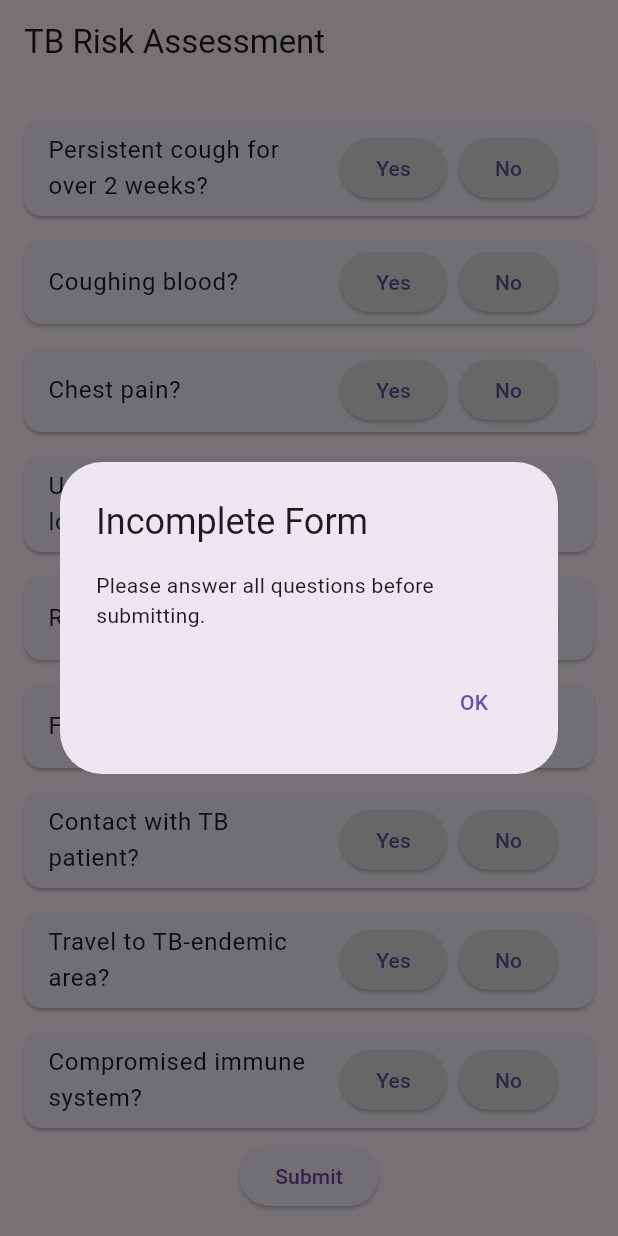
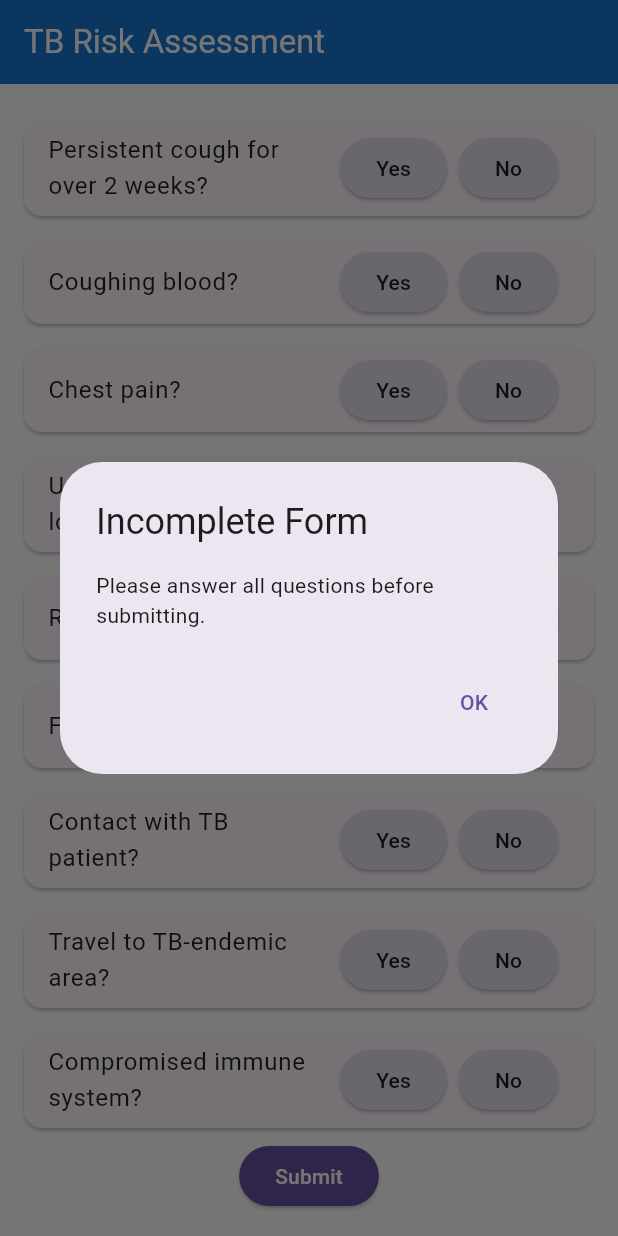
Before and after one commit to AmmadIrshad/FYP_Tb-Detection-, a Flutter app: the screen it shows after launch, after a tap on "Submit", on a phone screen of 412 x 824 dp. Run offline on Flutter 3.47's test engine with Material 3 defaults, Android fonts, the light colour scheme and no system bars.

Commit message:
dark&light mode

```diff
--- a/lib/main.dart
+++ b/lib/main.dart
@@ -1,3 +1,38 @@
+// import 'package:flutter/material.dart';
+// import 'package:tb_detection/data/questionnaire_provider.dart';
+// import 'package:tb_detection/screens/tb_questionnaire_screen.dart';
+// import 'package:tb_detection/screens/splash_screen.dart';
+// import 'package:provider/provider.dart';
+
+// void main() {
+//   //runApp(const MyApp());
+//   runApp(
+//     MultiProvider(
+//       providers: [
+//         ChangeNotifierProvider(create: (_) => QuestionnaireProvider()),
+//       ],
+//       child: const MyApp(),
+//     ),
+//   );
+// }
+
+// class MyApp extends StatelessWidget {
+//   const MyApp({super.key});
+//   @override
+//   Widget build(BuildContext context) {
+//     return MaterialApp(
+//       debugShowCheckedModeBanner: false,
+//       title: 'TB Risk Assessment',
+//       theme: ThemeData(primarySwatch: Colors.blue),
+//       home: const SplashScreen(),
+//       routes: {
+//         '/home': (context) =>
+//             TBQuestionnaireScreen(), // Define your home screen route
+//       },
+//     );
+//   }
+// }
+
 import 'package:flutter/material.dart';
 import 'package:tb_detection/data/questionnaire_provider.dart';
 import 'package:tb_detection/screens/tb_questionnaire_screen.dart';
@@ -5,7 +40,6 @@ import 'package:tb_detection/screens/splash_screen.dart';
 import 'package:provider/provider.dart';
 
 void main() {
-  //runApp(const MyApp());
   runApp(
     MultiProvider(
       providers: [
@@ -23,11 +57,38 @@ class MyApp extends StatelessWidget {
     return MaterialApp(
       debugShowCheckedModeBanner: false,
       title: 'TB Risk Assessment',
-      theme: ThemeData(primarySwatch: Colors.blue),
+      theme: ThemeData(
+        brightness: Brightness.light,
+        primaryColor: Colors.blue,
+        primarySwatch: Colors.blue,
+        scaffoldBackgroundColor: Colors.white,
+        appBarTheme: AppBarTheme(
+          backgroundColor: Colors.blue.shade700,
+          foregroundColor: Colors.white,
+        ),
+        textTheme: const TextTheme(
+          titleLarge: TextStyle(color: Colors.black87),
+          bodyLarge: TextStyle(color: Colors.black87),
+        ),
+      ),
+      darkTheme: ThemeData(
+        brightness: Brightness.dark,
+        primaryColor: Colors.blueGrey,
+        primarySwatch: Colors.blueGrey,
+        scaffoldBackgroundColor: Color(0xFF121212), // Dark background
+        appBarTheme: AppBarTheme(
+          backgroundColor: Colors.blueGrey.shade900,
+          foregroundColor: Colors.white,
+        ),
+        textTheme: const TextTheme(
+          titleLarge: TextStyle(color: Colors.white),
+          bodyLarge: TextStyle(color: Colors.white),
+        ),
+      ),
+      themeMode: ThemeMode.system, // Uses system theme mode (light or dark)
       home: const SplashScreen(),
       routes: {
-        '/home': (context) =>
-            TBQuestionnaireScreen(), // Define your home screen route
+        '/home': (context) => TBQuestionnaireScreen(),
       },
     );
   }
--- a/lib/screens/splash_screen.dart
+++ b/lib/screens/splash_screen.dart
@@ -87,7 +87,7 @@ class _SplashScreenState extends State<SplashScreen>
                     'Tuberculosis',
                     style: TextStyle(
                       fontSize: screenHeight * 0.04, // Responsive font size
-                      color: Colors.black,
+                      color: Theme.of(context).textTheme.titleLarge?.color,
                       fontWeight: FontWeight.bold,
                     ),
                   ),
--- a/lib/screens/tb_questionnaire_screen.dart
+++ b/lib/screens/tb_questionnaire_screen.dart
@@ -11,7 +11,10 @@ class TBQuestionnaireScreen extends StatelessWidget {
     final questionnaireProvider = Provider.of<QuestionnaireProvider>(context);
 
     return Scaffold(
-      appBar: AppBar(title: Text('TB Risk Assessment')),
+      appBar: AppBar(
+        title: Text('TB Risk Assessment'),
+        backgroundColor: Theme.of(context).appBarTheme.backgroundColor,
+      ),
       body: Padding(
         padding: const EdgeInsets.all(16.0),
         child: Column(
@@ -21,8 +24,12 @@ class TBQuestionnaireScreen extends StatelessWidget {
                 children: questionnaireProvider.questions.keys.map((question) {
                   return Card(
                     margin: const EdgeInsets.symmetric(vertical: 8),
+                    color: Theme.of(context).cardColor,
                     child: ListTile(
-                      title: Text(question),
+                      title: Text(
+                        question,
+                        style: Theme.of(context).textTheme.bodyLarge,
+                      ),
                       trailing: Row(
                         mainAxisSize: MainAxisSize.min,
                         children: [
@@ -36,11 +43,16 @@ class TBQuestionnaireScreen extends StatelessWidget {
                                   questionnaireProvider.responses[question] ==
                                           true
                                       ? Colors.green
-                                      : Colors.grey[300],
+                                      : Theme.of(context)
+                                          .colorScheme
+                                          .surfaceVariant,
+                              foregroundColor: Theme.of(context)
+                                  .colorScheme
+                                  .onSurface, // Text color
                             ),
                             child: Text("Yes"),
                           ),
-                          SizedBox(width: 8),
+                          const SizedBox(width: 8),
                           ElevatedButton(
                             onPressed: () {
                               questionnaireProvider.updateResponse(
@@ -51,7 +63,12 @@ class TBQuestionnaireScreen extends StatelessWidget {
                                   questionnaireProvider.responses[question] ==
                                           false
                                       ? Colors.red
-                                      : Colors.grey[300],
+                                      : Theme.of(context)
+                                          .colorScheme
+                                          .surfaceVariant,
+                              foregroundColor: Theme.of(context)
+                                  .colorScheme
+                                  .onSurface, // Text color
                             ),
                             child: Text("No"),
                           ),
@@ -74,8 +91,7 @@ class TBQuestionnaireScreen extends StatelessWidget {
                           ResultScreen(recommendation: recommendation),
                     ),
                   ).then((_) {
-                    questionnaireProvider
-                        .resetResponses(); // Clear responses when returning
+                    questionnaireProvider.resetResponses();
                   });
                 } else {
                   showDialog(
@@ -87,13 +103,22 @@ class TBQuestionnaireScreen extends StatelessWidget {
                       actions: [
                         TextButton(
                           onPressed: () => Navigator.pop(context),
-                          child: Text("OK"),
+                          child: Text(
+                            "OK",
+                            style: TextStyle(
+                              color: Theme.of(context).colorScheme.primary,
+                            ),
+                          ),
                         ),
                       ],
                     ),
                   );
                 }
               },
+              style: ElevatedButton.styleFrom(
+                backgroundColor: Theme.of(context).colorScheme.primary,
+                foregroundColor: Theme.of(context).colorScheme.onPrimary,
+              ),
               child: Text('Submit'),
             ),
           ],
```
Also changed, not shown: lib/data/questionnaire_provider.dart (+0 -52 lines).
